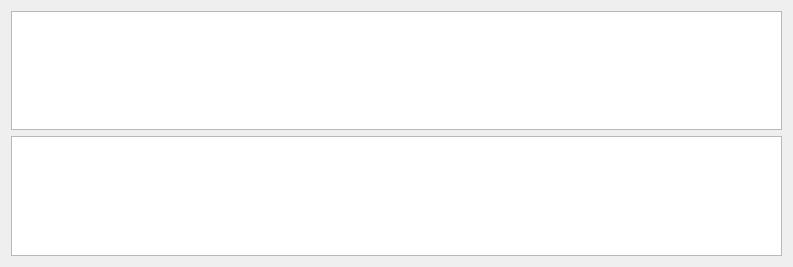
mbridak/not1mm, file not1mm/data/logwindow.ui: the form before one commit.
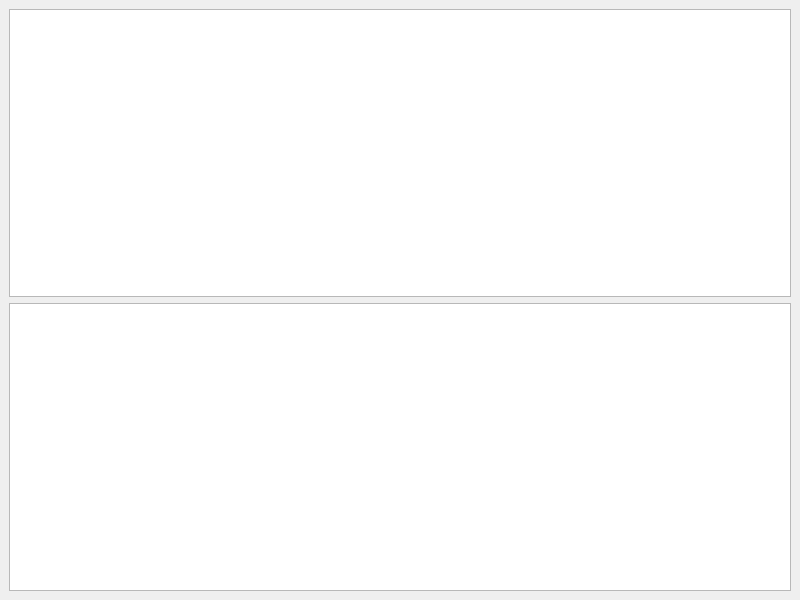
The form after the commit.

```diff
--- a/not1mm/data/logwindow.ui
+++ b/not1mm/data/logwindow.ui
@@ -1,18 +1,19 @@
 <?xml version="1.0" encoding="UTF-8"?>
 <ui version="4.0">
- <class>Form</class>
- <widget class="QWidget" name="Form">
+ <class>MainWindow</class>
+ <widget class="QMainWindow" name="MainWindow">
   <property name="geometry">
    <rect>
     <x>0</x>
     <y>0</y>
-    <width>793</width>
-    <height>267</height>
+    <width>800</width>
+    <height>600</height>
    </rect>
   </property>
   <property name="windowTitle">
    <string>Form</string>
   </property>
+  <widget class="QWidget" name="centralwidget">
   <layout class="QGridLayout" name="gridLayout">
    <item row="0" column="0">
     <widget class="QTableWidget" name="generalLog">
@@ -33,6 +34,7 @@
     </widget>
    </item>
   </layout>
+  </widget>
  </widget>
  <resources/>
  <connections/>
```
Left out of the diff: 2 changed lines with no effect on the pictures. Lines whose indentation alone changed are shown as unchanged.
